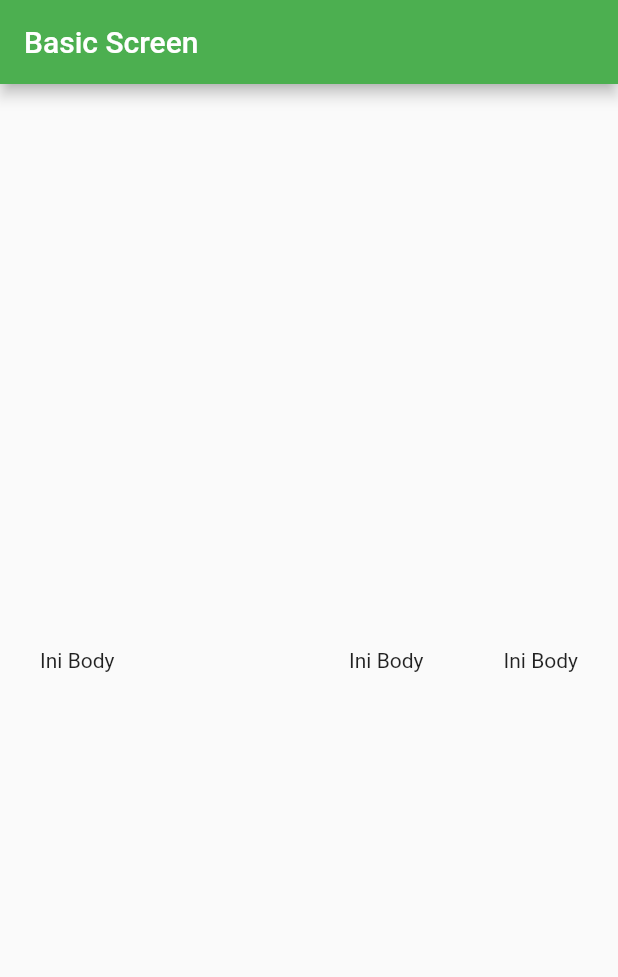
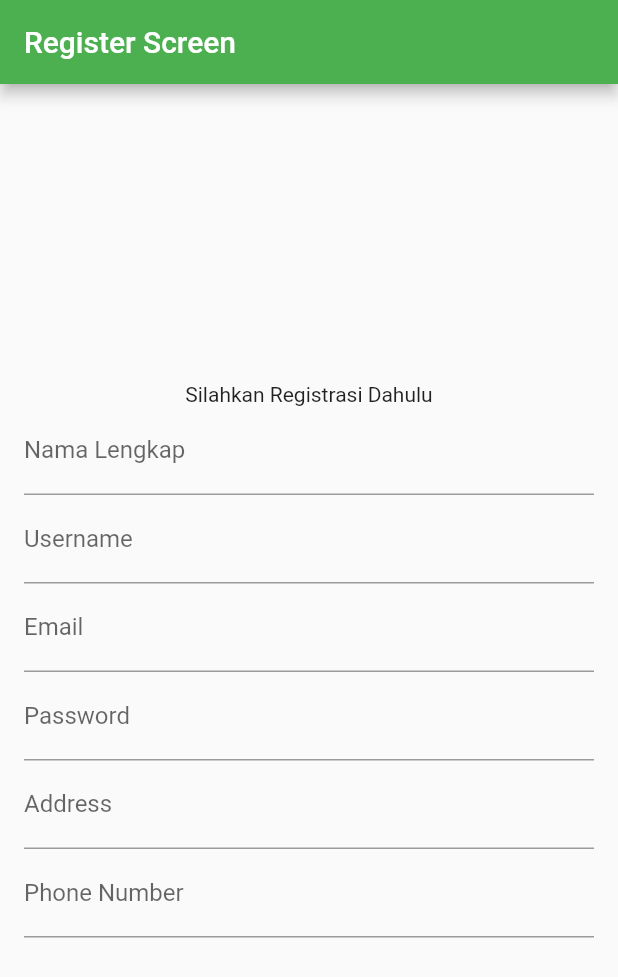
Before and after one commit to imaldi/learn_flutter_from_basic, a Flutter app: the screen it shows after launch, on a phone screen of 412 x 824 dp. Shown: the top 977 px of the screen. Run offline on Flutter 3.47's test engine with Material 2 defaults, Android fonts, the phone set to English and light mode, and no system bars.

Commit message:
basic form input

```diff
--- a/lib/main.dart
+++ b/lib/main.dart
@@ -1,4 +1,5 @@
 import 'package:flutter/material.dart';
+import 'package:learn_flutter_from_basic/register_screen.dart';
 
 import 'basic_screen.dart';
 
@@ -27,7 +28,7 @@ class MyApp extends StatelessWidget {
         primarySwatch: Colors.green, // warna app
         // textTheme: TextTheme(titleLarge: TextStyle(fontSize: 20)) .// theme tentang text (ukuran, font, warna text)
       ),
-      home: const BasicScreen(),
+      home: const RegisterScreen(),
     );
   }
 }
--- /dev/null
+++ b/lib/register_screen.dart
@@ -0,0 +1,45 @@
+import 'package:flutter/material.dart';
+
+class RegisterScreen extends StatelessWidget {
+  const RegisterScreen({Key? key}) : super(key: key);
+
+  @override
+  Widget build(BuildContext context) {
+    return Scaffold(
+      appBar: AppBar(title: Text("Register Screen"),),
+      body: Center(child: SingleChildScrollView(
+        child: Container(
+          padding: const EdgeInsets.all(16),
+          child: Column(
+            children: [
+              Text("Silahkan Registrasi Dahulu"),
+              TextFormField(
+                // decoration: InputDecoration(hintText: "Nama Lengkap"),
+                decoration: InputDecoration(label: Text("Nama Lengkap")),
+              ),
+              TextFormField(
+                decoration: InputDecoration(label: Text("Username")),
+              ),
+              TextFormField(
+                keyboardType: TextInputType.emailAddress,
+                decoration: InputDecoration(label: Text("Email")),
+              ),
+              TextFormField(
+                obscureText: true,
+                decoration: InputDecoration(label: Text("Password")),
+              ),
+              TextFormField(
+                decoration: InputDecoration(label: Text("Address")),
+              ),
+              TextFormField(
+                keyboardType: TextInputType.phone,
+                decoration: InputDecoration(
+                    label: Text("Phone Number")),
+              ),
+            ],
+          ),
+        ),
+      ),),
+    );
+  }
+}
```
